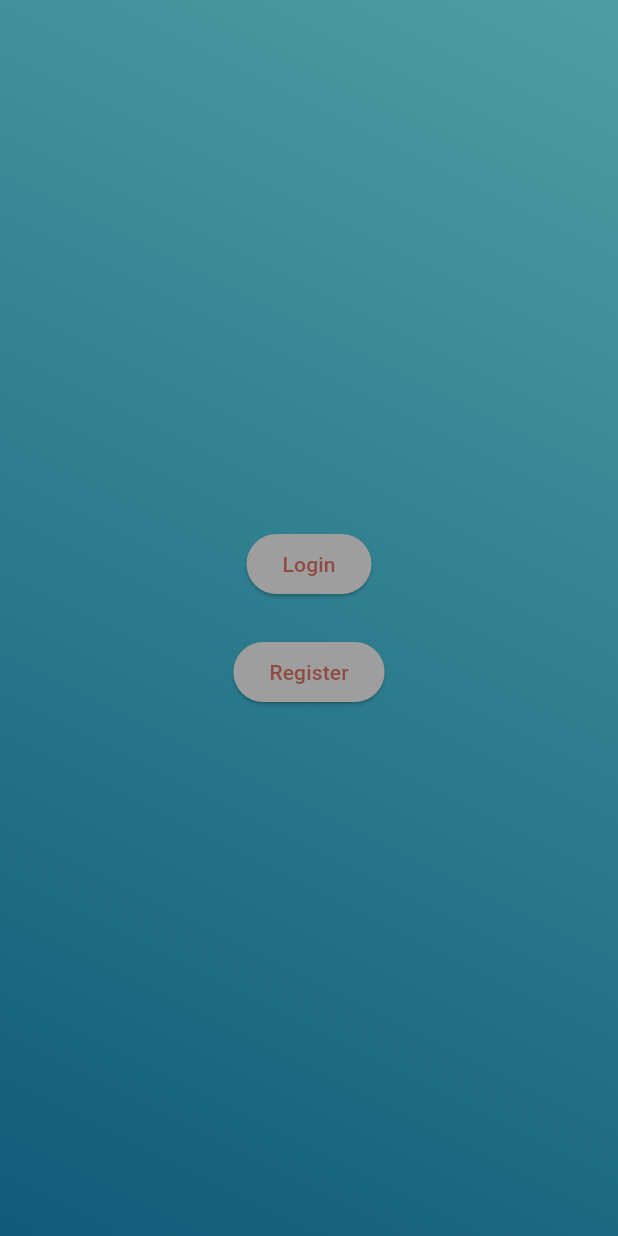
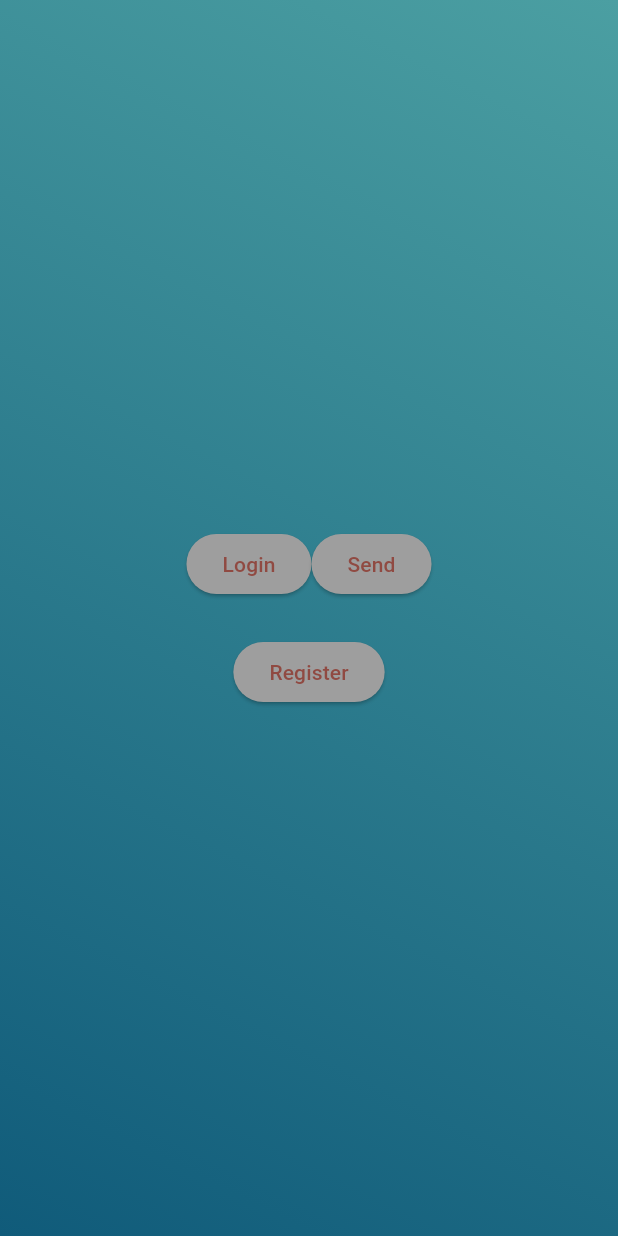
Before and after one commit to FischingSensei/mobile_app, a Flutter app: the screen it shows after launch, on a phone screen of 412 x 824 dp. Run offline on Flutter 3.47's test engine with Material 3 defaults, Android fonts, the phone set to English and light mode, and no system bars.

Commit message:
[ADD] display send button whether you press login or register

```diff
--- a/lib/login/screens/base_login_screen.dart
+++ b/lib/login/screens/base_login_screen.dart
@@ -34,6 +34,11 @@ class _LoginScreenState extends State<LoginScreen> {
     });
   }
 
+  void _sendData() {
+    setState(() {
+    });
+  }
+
   @override
   Widget build(BuildContext context) {
     return Scaffold(
@@ -42,14 +47,33 @@ class _LoginScreenState extends State<LoginScreen> {
             mainAxisSize: MainAxisSize.min,
             mainAxisAlignment: MainAxisAlignment.center,
             children: [
-              //const BackgroundAnimation() [TODO] Sinwave animation,
+              //const BackgroundAnimation() [TODO] Sinwave animation
               if (_showLoginForm) const LoginForm(),
               if (_showRegisterForm) const RegisterForm(),
               if (!_showLoginForm) ...[
-                LoginButton(
-                  onPressed: _login,
-                  child: const Text("Login")
-                ),
+                Row(
+                  mainAxisAlignment: MainAxisAlignment.center,
+                  children: [
+                    ConstrainedBox(
+                      constraints: const BoxConstraints(
+                        maxWidth: 100
+                      ),
+                      child: LoginButton(
+                        onPressed: _login,
+                        child: const Text("Login")
+                      ),
+                    ),
+                    ConstrainedBox(
+                      constraints: const BoxConstraints(
+                        maxWidth: 100
+                      ),
+                      child: LoginButton(
+                        onPressed: _sendData,
+                        child: const Text("Send")
+                      )
+                    )
+                  ],
+                )
               ],
               const SizedBox(
                 height: 24,
```
